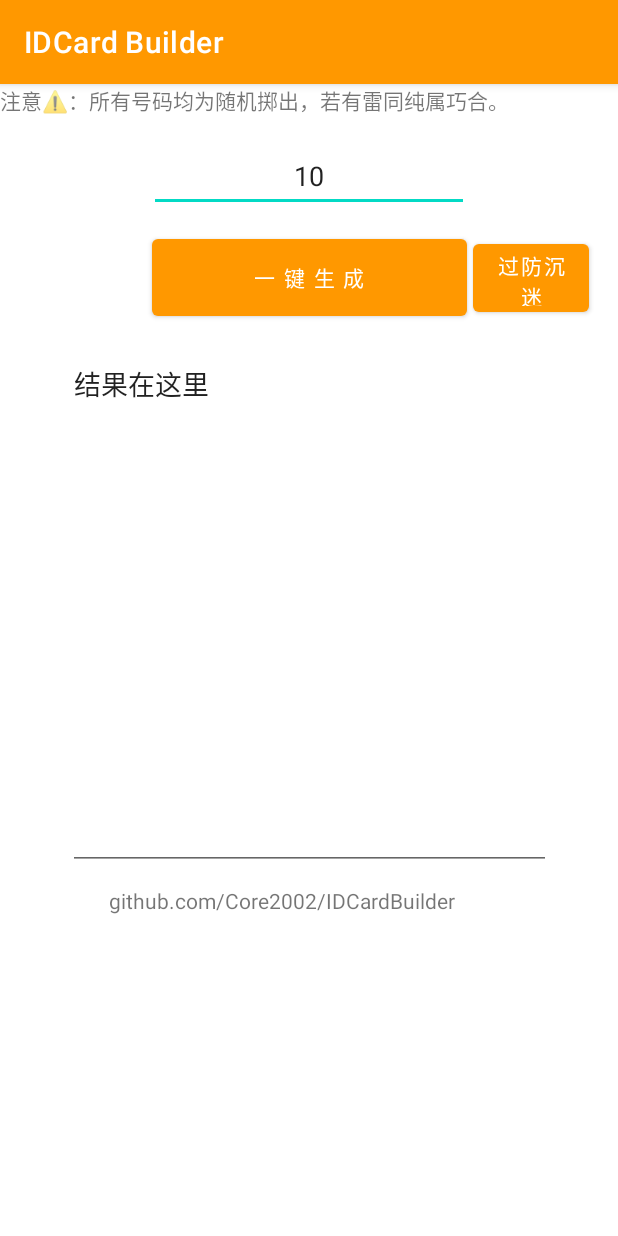
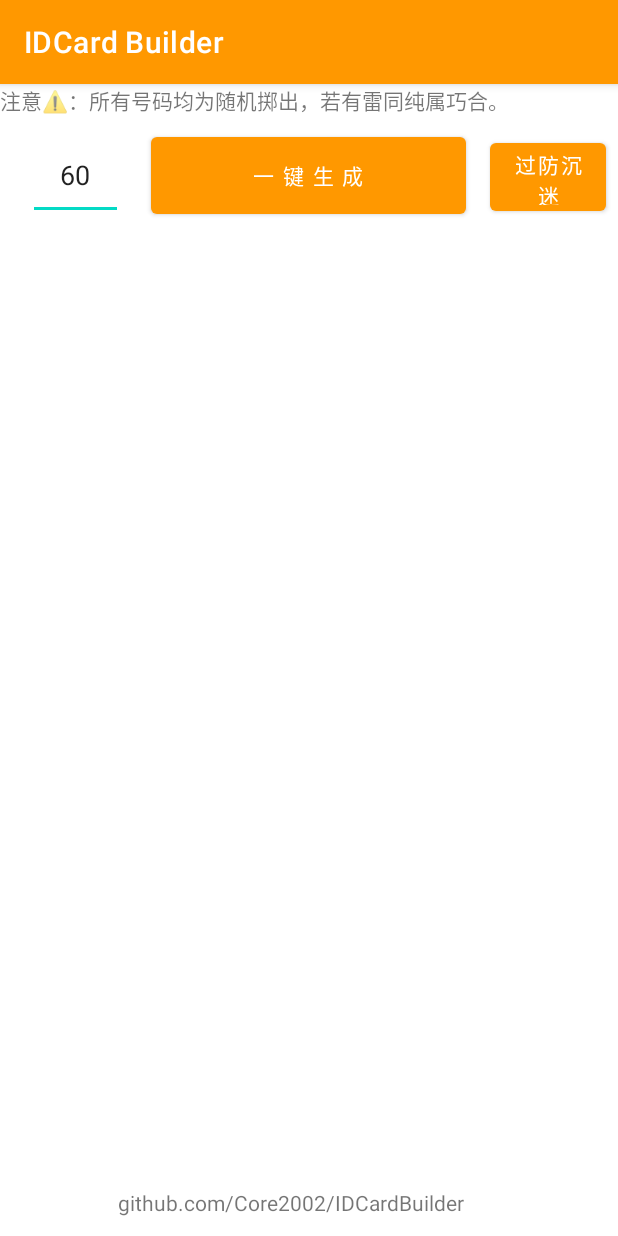
Before and after one commit to Core2002/IDCardBuilder, an Android app: the screen it shows after launch (MainActivity), on a phone screen of 412 x 824 dp. Run offline under Robolectric (Android 15) with nearby library versions, the phone set to English and light mode, and no system bars; libraries missing offline, so code that uses them is left out: cn.hutool.core.

Commit message:
1.3跟新：优化显示

```diff
--- a/app/build.gradle
+++ b/app/build.gradle
@@ -11,7 +11,7 @@ android {
         minSdk 21
         targetSdk 32
         versionCode 1
-        versionName "1.2"
+        versionName "1.3"
 
         testInstrumentationRunner "androidx.test.runner.AndroidJUnitRunner"
     }
--- a/app/src/main/java/fun/fifu/neko/idcardbuilder/MainActivity.kt
+++ b/app/src/main/java/fun/fifu/neko/idcardbuilder/MainActivity.kt
@@ -4,9 +4,7 @@ import android.annotation.SuppressLint
 import android.content.Intent
 import android.net.Uri
 import android.os.Bundle
-import android.widget.Button
-import android.widget.EditText
-import android.widget.TextView
+import android.widget.*
 import androidx.appcompat.app.AppCompatActivity
 import cn.hutool.core.util.IdcardUtil
 
@@ -25,17 +23,26 @@ class MainActivity : AppCompatActivity() {
             val textview2 = findViewById<TextView>(R.id.textView2)
             try {
                 val geshu = findViewById<EditText>(R.id.geshu)
-                val jieguo = findViewById<EditText>(R.id.jieguo)
+                val resListView = findViewById<ListView>(R.id.resListView)
                 fun readGeShu() = geshu.text.toString().toInt()
                 MyIDCardUtil.shengChengShuLiang = readGeShu()
                 val currentTimeMillis = System.currentTimeMillis()
                 val pwp = MyIDCardUtil.makeAIdcard()
-                val qwq = MyIDCardUtil.gson.toJson(pwp)
-                jieguo.setText(qwq.toCharArray(), 0, qwq.length)
-                textview2.text =
+//                val qwq = MyIDCardUtil.gson.toJson(pwp)
+
+                val adapter: ArrayAdapter<*> = ArrayAdapter<Any?>(
+                    this,
+                    android.R.layout.simple_list_item_1,
+                    pwp.toList()
+                )
+                resListView.adapter=adapter
+//                jieguo.setText(qwq.toCharArray(), 0, qwq.length)
+                val text =
                     "耗时 ${System.currentTimeMillis() - currentTimeMillis}毫秒 终于完毕惹qwq\n一共生成了 ${pwp.size}个 来自\n${
                         MyIDCardUtil.nb[pwp.first().substring(0, 6)]
                     }\n的 ${if (IdcardUtil.getAgeByIdCard(pwp.first()) < 18) "未成年" else "成年"} 小伙伴捏~"
+                val toast: Toast = Toast.makeText(it.context, text, Toast.LENGTH_SHORT)
+                toast.show()
             } catch (e: java.lang.Exception) {
                 textview2.text = "遇到错误：$e"
             }
--- a/app/src/main/res/layout/activity_main.xml
+++ b/app/src/main/res/layout/activity_main.xml
@@ -1,83 +1,78 @@
 <?xml version="1.0" encoding="utf-8"?>
-<androidx.constraintlayout.widget.ConstraintLayout
-        xmlns:android="http://schemas.android.com/apk/res/android"
+<androidx.constraintlayout.widget.ConstraintLayout xmlns:android="http://schemas.android.com/apk/res/android"
+    xmlns:app="http://schemas.android.com/apk/res-auto"
     xmlns:tools="http://schemas.android.com/tools"
-        xmlns:app="http://schemas.android.com/apk/res-auto"
     android:layout_width="match_parent"
     android:layout_height="match_parent"
     tools:context=".MainActivity">
 
     <Button
-            android:text="一 键 生 成"
+        android:id="@+id/kaishi"
         android:layout_width="210dp"
         android:layout_height="63dp"
-            android:id="@+id/kaishi"
-            app:layout_constraintTop_toBottomOf="@+id/geshu"
+        android:layout_marginTop="8dp"
+        android:text="一 键 生 成"
+        app:layout_constraintEnd_toEndOf="parent"
+        app:layout_constraintHorizontal_bias="0.497"
         app:layout_constraintStart_toStartOf="parent"
-            app:layout_constraintEnd_toEndOf="parent"
-            android:layout_marginTop="12dp"
-            />
+        app:layout_constraintTop_toBottomOf="@+id/textView" />
 
     <EditText
+        android:id="@+id/geshu"
+        android:layout_width="63dp"
+        android:layout_height="59dp"
+        android:ems="10"
+        android:gravity="center"
+        android:inputType="date"
+        android:minHeight="48dp"
+        android:text="60"
+        app:layout_constraintBottom_toBottomOf="@+id/kaishi"
+        app:layout_constraintEnd_toStartOf="@+id/kaishi"
+        app:layout_constraintStart_toStartOf="parent"
+        app:layout_constraintTop_toTopOf="@+id/kaishi" />
+
+    <TextView
+        android:id="@+id/textView"
         android:layout_width="wrap_content"
         android:layout_height="wrap_content"
-            android:text="10"
-            android:gravity="center"
-            android:inputType="date"
-            android:ems="10"
-            android:id="@+id/geshu"
+        android:text="注意⚠️：所有号码均为随机掷出，若有雷同纯属巧合。"
+        app:layout_constraintEnd_toEndOf="parent"
+        app:layout_constraintHorizontal_bias="0.0"
         app:layout_constraintStart_toStartOf="parent"
-            app:layout_constraintEnd_toEndOf="parent"
-            app:layout_constraintTop_toBottomOf="@+id/textView"
-            android:layout_marginTop="16dp"
-            android:minHeight="48dp"/>
-
-    <EditText
-            android:layout_width="322dp"
-            android:layout_height="347dp"
-            android:inputType="textMultiLine"
-            android:text="结果在这里"
-            android:ems="10"
-            android:id="@+id/jieguo"
-            app:layout_constraintTop_toBottomOf="@+id/kaishi"
-            app:layout_constraintBottom_toBottomOf="parent"
-            app:layout_constraintStart_toStartOf="parent"
-            app:layout_constraintEnd_toEndOf="parent"
-            app:layout_constraintVertical_bias="0.062"
-            android:gravity="top"
-            />
+        app:layout_constraintTop_toTopOf="parent" />
 
     <TextView
-            android:text="注意⚠️：所有号码均为随机掷出，若有雷同纯属巧合。"
-            android:layout_width="wrap_content"
-            android:layout_height="wrap_content"
-            android:id="@+id/textView"
-            app:layout_constraintStart_toStartOf="parent"
+        android:id="@+id/textView2"
+        android:layout_width="255dp"
+        android:layout_height="28dp"
+        android:layout_marginBottom="4dp"
+        android:text="github.com/Core2002/IDCardBuilder"
+        app:layout_constraintBottom_toBottomOf="parent"
         app:layout_constraintEnd_toEndOf="parent"
-            app:layout_constraintTop_toTopOf="parent"
-            android:layout_marginTop="0dp"
-            app:layout_constraintHorizontal_bias="0.0"/>
+        app:layout_constraintStart_toStartOf="parent" />
 
-    <TextView
-            android:text="github.com/Core2002/IDCardBuilder"
-            android:layout_width="267dp"
-            android:layout_height="163dp"
-            android:id="@+id/textView2"
+    <Button
+        android:id="@+id/fcm"
+        android:layout_width="77dp"
+        android:layout_height="57dp"
+        android:layout_marginStart="8dp"
+        android:text="过防沉迷"
+        app:layout_constraintBottom_toBottomOf="@+id/kaishi"
+        app:layout_constraintEnd_toEndOf="parent"
+        app:layout_constraintStart_toEndOf="@+id/kaishi"
+        app:layout_constraintTop_toTopOf="@+id/kaishi"
+        app:layout_constraintVertical_bias="0.666" />
+
+    <ListView
+        android:id="@+id/resListView"
+        android:layout_width="0dp"
+        android:layout_height="0dp"
+        android:layout_marginStart="8dp"
+        android:layout_marginEnd="8dp"
+        app:layout_constraintBottom_toTopOf="@+id/textView2"
         app:layout_constraintEnd_toEndOf="parent"
         app:layout_constraintStart_toStartOf="parent"
-            app:layout_constraintTop_toBottomOf="@+id/jieguo"
-            app:layout_constraintBottom_toBottomOf="parent"
-            app:layout_constraintVertical_bias="0.131"/>
-
-    <Button
-            android:text="过防沉迷"
-            android:layout_width="77dp"
-            android:layout_height="57dp"
-            android:id="@+id/fcm"
-            app:layout_constraintStart_toEndOf="@+id/kaishi"
-            android:layout_marginStart="4dp"
-            app:layout_constraintBottom_toBottomOf="@+id/kaishi"
-            app:layout_constraintTop_toTopOf="@+id/kaishi"/>
+        app:layout_constraintTop_toBottomOf="@+id/kaishi" />
 
 
 </androidx.constraintlayout.widget.ConstraintLayout>
```
Lines whose indentation alone changed are shown as unchanged.
